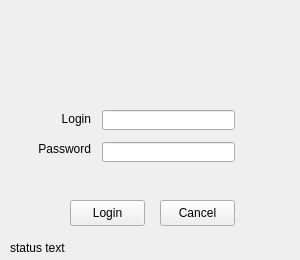
First picture: the form in Desktop/logincontrol.ui, repository antofik/RedHelper, before the edit.
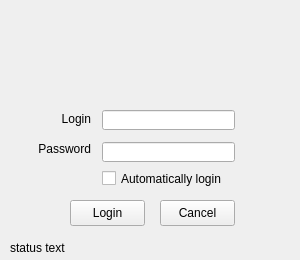
Second picture: the form after the edit. Icons and pictures are not drawn.

```diff
--- a/Desktop/logincontrol.ui
+++ b/Desktop/logincontrol.ui
@@ -151,6 +151,19 @@
     <string>Cancel</string>
    </property>
   </widget>
+  <widget class="QCheckBox" name="chkAutologin">
+   <property name="geometry">
+    <rect>
+     <x>102</x>
+     <y>170</y>
+     <width>180</width>
+     <height>17</height>
+    </rect>
+   </property>
+   <property name="text">
+    <string>Automatically login</string>
+   </property>
+  </widget>
  </widget>
  <tabstops>
   <tabstop>txtUser</tabstop>
```
